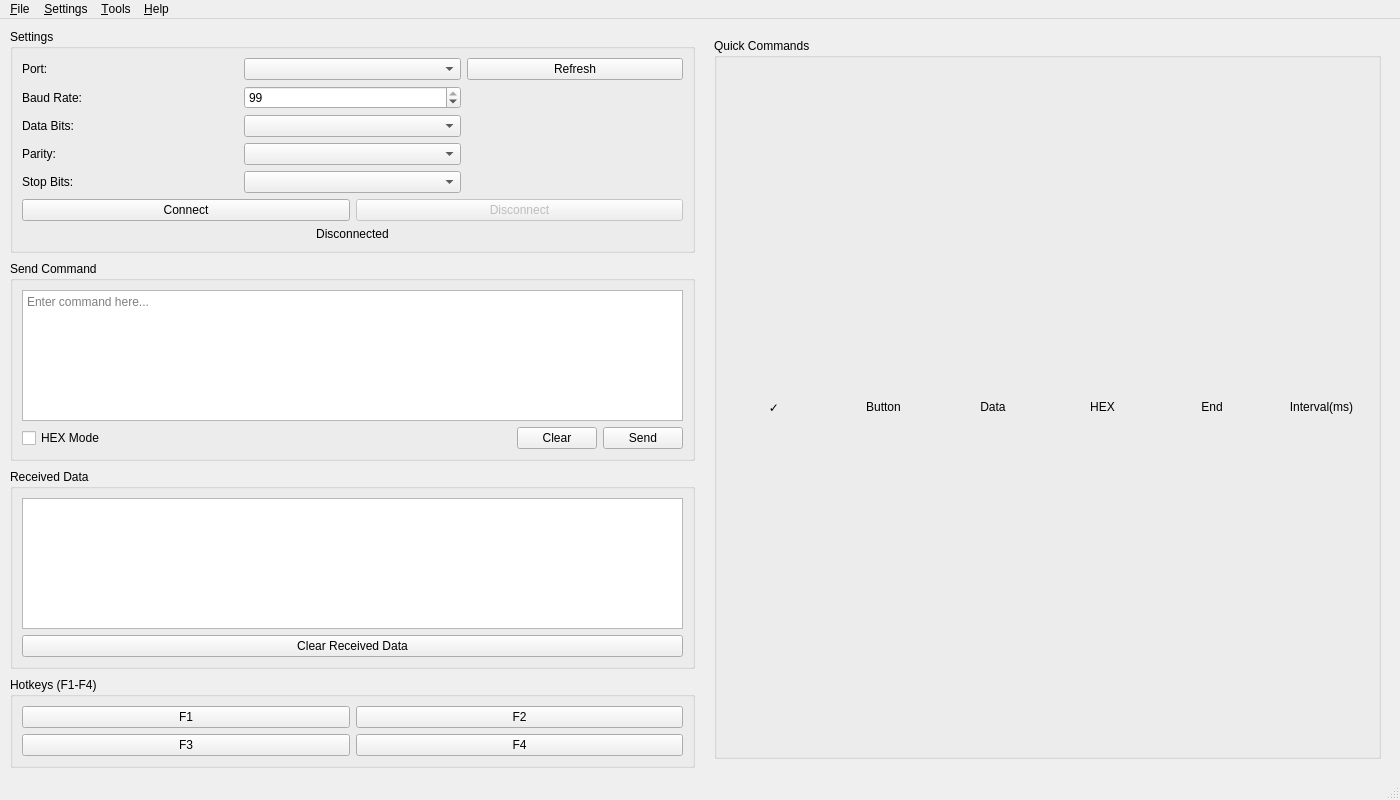
Qt form ui/main_window.ui (iFishin/SCOM-X) before a commit.
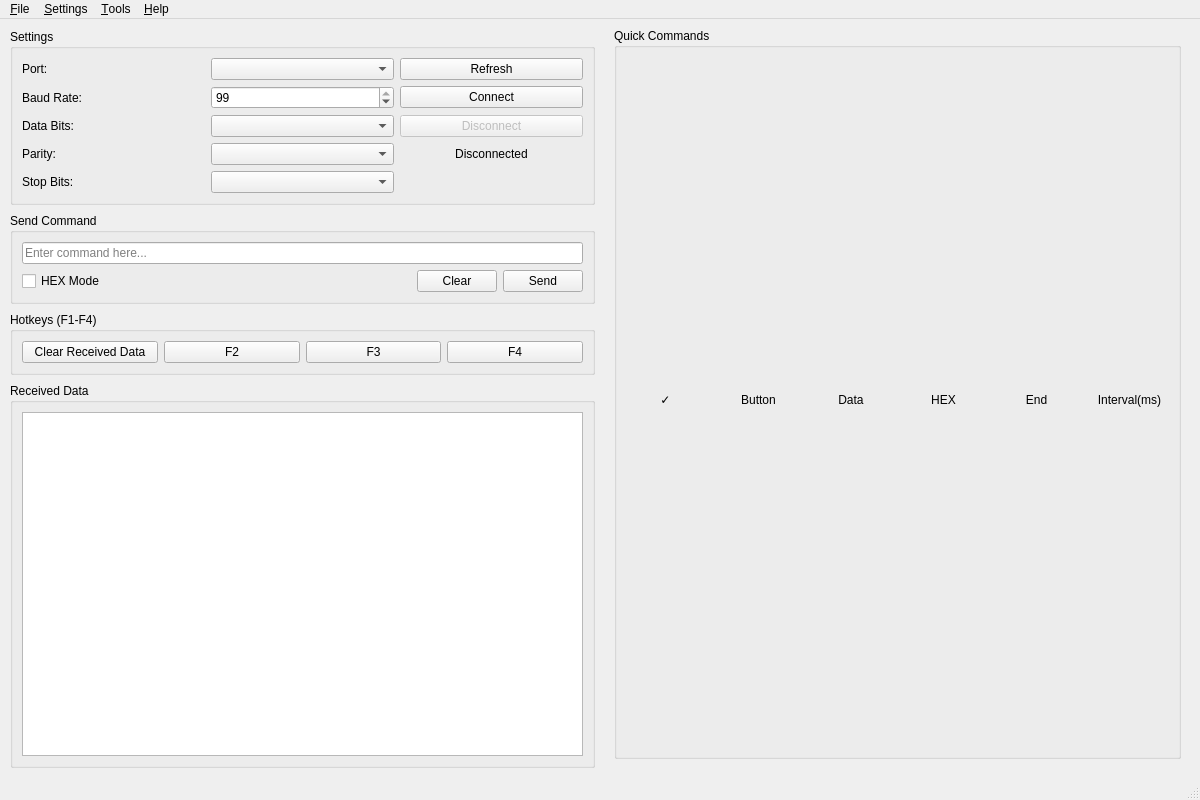
The same form after that commit. Icons and pictures are not drawn.

Commit message:
fix: 改进 UI 和构建系统
- 改 sendArea 从 QTextEdit 改为 QLineEdit（单行输入）
- 修复 onSendDataClicked() 中 toPlainText() 改为 text()
- 增强 build.ps1：添加 -clean 参数用于完全重建（解决样式缓存问题）
- 添加 CMAKE_PREFIX_PATH 环保变量确保 Qt 库正确加载
- 现在可用 .\build.ps1 -clean -y 一次编译完成且样式正确加载

```diff
--- a/ui/main_window.ui
+++ b/ui/main_window.ui
@@ -4,9 +4,9 @@
  <widget class="QMainWindow" name="MainWindow">
   <property name="geometry">
    <rect>
-    <x>100</x>
-    <y>100</y>
-    <width>1400</width>
+    <x>0</x>
+    <y>0</y>
+    <width>1200</width>
     <height>800</height>
    </rect>
   </property>
@@ -36,7 +36,6 @@
     </property>
     <!-- Left Panel -->
     <item>
-     <widget class="QWidget" name="leftPanel">
       <layout class="QVBoxLayout" name="leftLayout">
        <property name="leftMargin">
         <number>10</number>
@@ -87,7 +86,7 @@
           <item row="1" column="1">
            <widget class="QSpinBox" name="baudRateSpinBox">
             <property name="value">
-             <number>115200</number>
+            <number>99</number>
             </property>
            </widget>
           </item>
@@ -122,15 +121,16 @@
            <widget class="QComboBox" name="stopBitsComboBox"/>
           </item>
           <item row="5" column="0" colspan="3">
-           <layout class="QHBoxLayout" name="connectionLayout">
-            <item>
+          <layout class="QHBoxLayout" name="connectionLayout"/>
+         </item>
+         <item row="1" column="2">
              <widget class="QPushButton" name="connectButton">
               <property name="text">
                <string>Connect</string>
               </property>
              </widget>
             </item>
-            <item>
+         <item row="2" column="2">
              <widget class="QPushButton" name="disconnectButton">
               <property name="text">
                <string>Disconnect</string>
@@ -138,11 +138,12 @@
               <property name="enabled">
                <bool>false</bool>
               </property>
-             </widget>
-            </item>
-           </layout>
-          </item>
-          <item row="6" column="0" colspan="3">
+           <property name="text">
+            <string>Disconnect</string>
+           </property>
+          </widget>
+         </item>
+         <item row="3" column="2">
            <widget class="QLabel" name="statusLabel">
             <property name="text">
              <string>Disconnected</string>
@@ -163,7 +164,7 @@
          </property>
          <layout class="QVBoxLayout" name="commandLayout">
           <item>
-           <widget class="QTextEdit" name="sendArea">
+          <widget class="QLineEdit" name="sendArea">
             <property name="placeholderText">
              <string>Enter command here...</string>
             </property>
@@ -216,36 +217,14 @@
          </layout>
         </widget>
        </item>
-       <!-- Received Data GroupBox -->
-       <item>
-        <widget class="QGroupBox" name="receivedDataGroupBox">
-         <property name="title">
-          <string>Received Data</string>
-         </property>
-         <layout class="QVBoxLayout" name="receivedDataLayout">
-          <item>
-           <widget class="QTextEdit" name="receiveArea">
-            <property name="readOnly">
-             <bool>true</bool>
-            </property>
-           </widget>
-          </item>
-          <item>
-           <widget class="QPushButton" name="clearReceiveButton">
-            <property name="text">
-             <string>Clear Received Data</string>
-            </property>
-            <property name="maximumHeight">
-             <number>30</number>
-            </property>
-           </widget>
-          </item>
-         </layout>
-        </widget>
-       </item>
-       <!-- Hotkeys GroupBox -->
        <item>
         <widget class="QGroupBox" name="hotkeysGroupBox">
+        <property name="minimumSize">
+         <size>
+          <width>0</width>
+          <height>60</height>
+         </size>
+        </property>
          <property name="title">
           <string>Hotkeys (F1-F4)</string>
          </property>
@@ -253,38 +232,47 @@
           <number>120</number>
          </property>
          <layout class="QGridLayout" name="hotkeysLayout">
-          <item row="0" column="0">
-           <widget class="QPushButton" name="hotkey1Button">
-            <property name="text">
-             <string>F1</string>
-            </property>
-            <property name="minimumHeight">
-             <number>40</number>
-            </property>
-           </widget>
-          </item>
-          <item row="0" column="1">
-           <widget class="QPushButton" name="hotkey2Button">
-            <property name="text">
-             <string>F2</string>
-            </property>
-            <property name="minimumHeight">
-             <number>40</number>
-            </property>
-           </widget>
-          </item>
-          <item row="1" column="0">
+         <item row="0" column="3">
            <widget class="QPushButton" name="hotkey3Button">
+           <property name="minimumSize">
+            <size>
+             <width>0</width>
+             <height>15</height>
+            </size>
+           </property>
             <property name="text">
              <string>F3</string>
             </property>
-            <property name="minimumHeight">
-             <number>40</number>
+          </widget>
+         </item>
+         <item row="0" column="1">
+          <widget class="QPushButton" name="clearReceiveButton">
+           <property name="text">
+            <string>Clear Received Data</string>
             </property>
            </widget>
           </item>
-          <item row="1" column="1">
+         <item row="0" column="2">
+          <widget class="QPushButton" name="hotkey2Button">
+           <property name="minimumSize">
+            <size>
+             <width>0</width>
+             <height>15</height>
+            </size>
+           </property>
+           <property name="text">
+            <string>F2</string>
+           </property>
+          </widget>
+         </item>
+         <item row="0" column="4">
            <widget class="QPushButton" name="hotkey4Button">
+           <property name="minimumSize">
+            <size>
+             <width>0</width>
+             <height>15</height>
+            </size>
+           </property>
             <property name="text">
              <string>F4</string>
             </property>
@@ -298,30 +286,30 @@
        </item>
        <!-- Vertical Spacer -->
        <item>
-        <spacer name="verticalSpacer">
-         <property name="orientation">
-          <enum>Qt::Vertical</enum>
-         </property>
-         <property name="sizeHint" stdset="0">
-          <size>
-           <width>20</width>
-           <height>40</height>
-          </size>
-         </property>
-        </spacer>
+       <widget class="QGroupBox" name="receivedDataGroupBox">
+        <property name="title">
+         <string>Received Data</string>
+        </property>
+        <layout class="QVBoxLayout" name="receivedDataLayout">
+         <item>
+          <widget class="QTextEdit" name="receiveArea">
+           <property name="readOnly">
+            <bool>true</bool>
+           </property>
+          </widget>
        </item>
       </layout>
      </widget>
     </item>
-    <!-- Right Panel -->
+     </layout>
+    </item>
     <item>
-     <widget class="QWidget" name="rightPanel">
       <layout class="QVBoxLayout" name="rightLayout">
        <property name="leftMargin">
         <number>5</number>
        </property>
        <property name="topMargin">
-        <number>10</number>
+       <number>0</number>
        </property>
        <property name="rightMargin">
         <number>10</number>
@@ -342,6 +330,14 @@
           <bool>true</bool>
          </property>
          <widget class="QWidget" name="scrollAreaWidgetContents">
+         <property name="geometry">
+          <rect>
+           <x>0</x>
+           <y>0</y>
+           <width>585</width>
+           <height>748</height>
+          </rect>
+         </property>
           <layout class="QVBoxLayout" name="verticalLayout_2">
            <item>
             <widget class="QGroupBox" name="commandTableGroupBox">
@@ -353,7 +349,7 @@
                <number>5</number>
               </property>
               <property name="topMargin">
-               <number>5</number>
+              <number>0</number>
               </property>
               <property name="rightMargin">
                <number>5</number>
@@ -430,7 +426,6 @@
         </widget>
        </item>
       </layout>
-     </widget>
     </item>
    </layout>
   </widget>
@@ -439,7 +434,7 @@
     <rect>
      <x>0</x>
      <y>0</y>
-     <width>1400</width>
+     <width>1200</width>
      <height>21</height>
     </rect>
    </property>
```
Left out of the diff: 109 changed lines with no effect on the pictures. Lines whose indentation alone changed are shown as unchanged. The commit also changes 6 other files.
